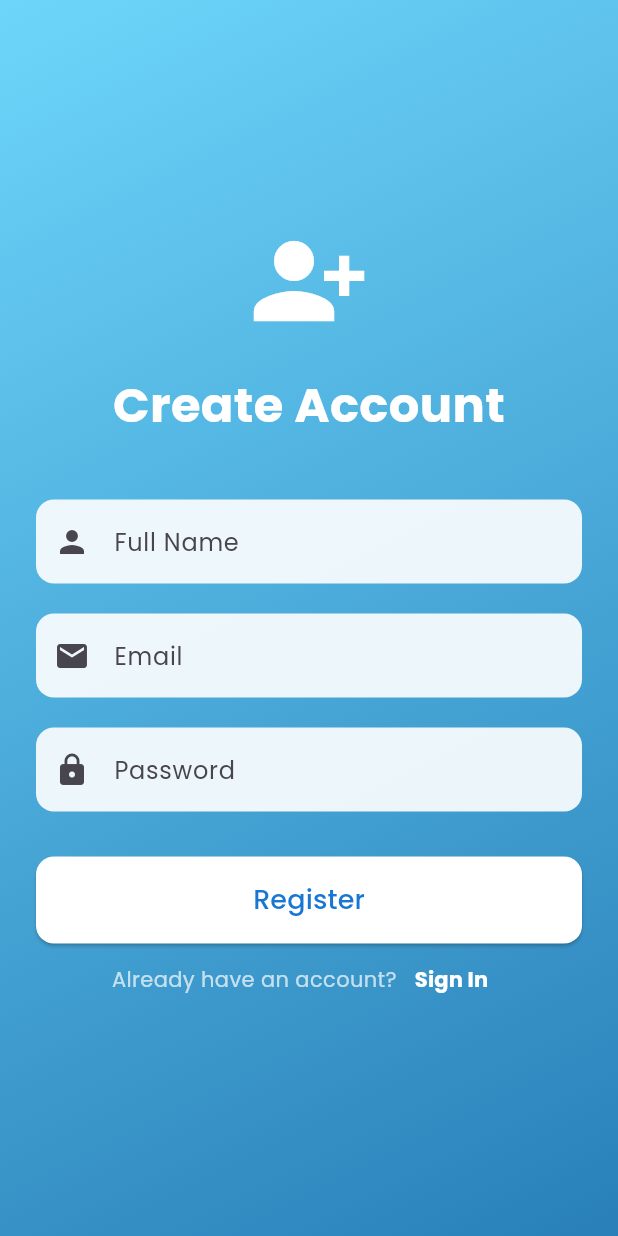
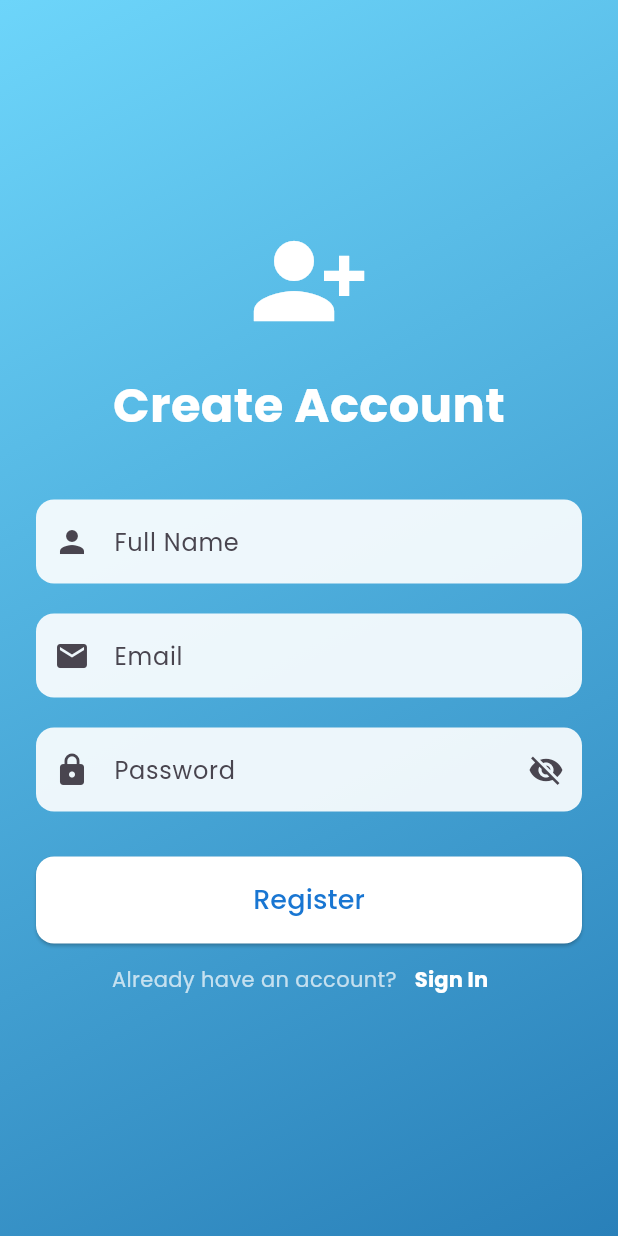
Before and after one commit to DinoFebiyan/login_register, a Flutter app: the screen it shows after launch, after a tap on "Sign Up", on a phone screen of 412 x 824 dp. Run offline on Flutter 3.47's test engine with Material 3 defaults, Android fonts, the phone set to English and light mode, and no system bars; our stand-ins replace google_fonts.

Commit message:
Menambahkan kode menampilkan dan menyembunyikan password

```diff
--- a/lib/login_page.dart
+++ b/lib/login_page.dart
@@ -13,6 +13,7 @@ class LoginPage extends StatefulWidget {
 class _LoginPageState extends State<LoginPage> {
   final _emailController = TextEditingController();
   final _passwordController = TextEditingController();
+  bool _obscurePassword = true;
 
   void _login() {
     String email = _emailController.text;
@@ -93,7 +94,7 @@ class _LoginPageState extends State<LoginPage> {
                 SizedBox(height: 20),
                 TextField(
                   controller: _passwordController,
-                  obscureText: true,
+                  obscureText: _obscurePassword,
                   decoration: InputDecoration(
                     hintText: 'Password',
                     filled: true,
@@ -102,6 +103,16 @@ class _LoginPageState extends State<LoginPage> {
                     border: OutlineInputBorder(
                       borderRadius: BorderRadius.circular(12),
                       borderSide: BorderSide.none,
+                    ),
+                    suffixIcon: IconButton(
+                      icon: Icon(
+                        _obscurePassword ? Icons.visibility : Icons.visibility_off,
+                      ),
+                      onPressed: () {
+                        setState(() {
+                          _obscurePassword = !_obscurePassword;
+                        });
+                      },
                     ),
                   ),
                 ),
--- a/lib/register_page.dart
+++ b/lib/register_page.dart
@@ -12,6 +12,7 @@ class _RegisterPageState extends State<RegisterPage> {
   final _fullNameController = TextEditingController();
   final _emailController = TextEditingController();
   final _passwordController = TextEditingController();
+  bool _obscurePassword = true;
 
   void _register() {
     String fullName = _fullNameController.text;
@@ -152,7 +153,7 @@ class _RegisterPageState extends State<RegisterPage> {
                 SizedBox(height: 20),
                 TextField(
                   controller: _passwordController,
-                  obscureText: true,
+                  obscureText: _obscurePassword,
                   decoration: InputDecoration(
                     hintText: 'Password',
                     filled: true,
@@ -161,6 +162,16 @@ class _RegisterPageState extends State<RegisterPage> {
                     border: OutlineInputBorder(
                       borderRadius: BorderRadius.circular(12),
                       borderSide: BorderSide.none,
+                    ),
+                    suffixIcon: IconButton(
+                      icon: Icon(
+                        _obscurePassword ? Icons.visibility_off : Icons.visibility,
+                      ),
+                      onPressed: () {
+                        setState(() {
+                          _obscurePassword = !_obscurePassword;
+                        });
+                      },
                     ),
                   ),
                 ),
```
Also changed, not shown: image-10.png (added), image-11.png (added), 1 other file.
